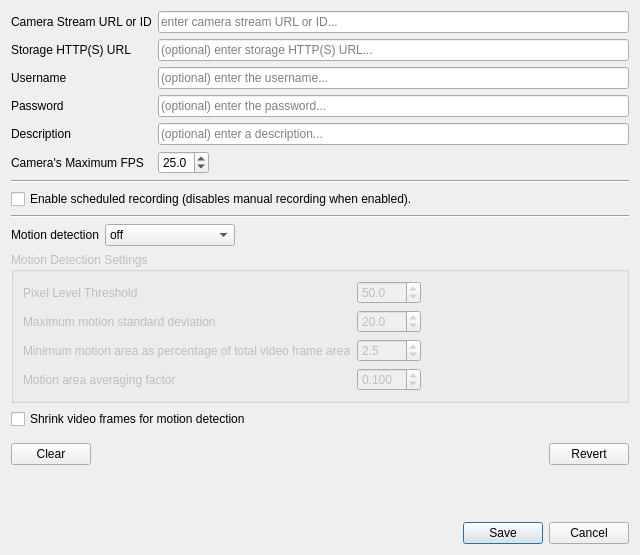
This is Source/IpFreelyCameraSetupDialog.ui in dac1976/IP-Freely as Qt 5 draws it before an edit. The edited form follows.
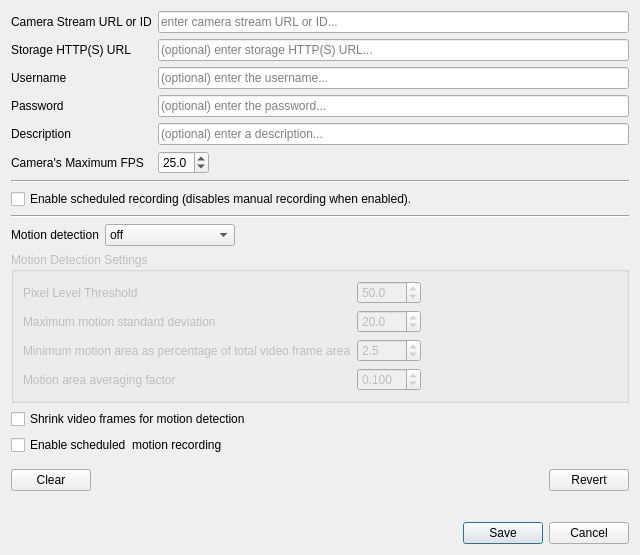
This is the edited form.

What changed in the file:
```diff
--- a/Source/IpFreelyCameraSetupDialog.ui
+++ b/Source/IpFreelyCameraSetupDialog.ui
@@ -477,6 +477,13 @@
      </property>
     </widget>
    </item>
+   <item>
+    <widget class="QCheckBox" name="enableMotionRecordingCheckBox">
+     <property name="text">
+      <string>Enable scheduled  motion recording</string>
+     </property>
+    </widget>
+   </item>
    <item>
     <spacer name="verticalSpacer_2">
      <property name="orientation">
```
